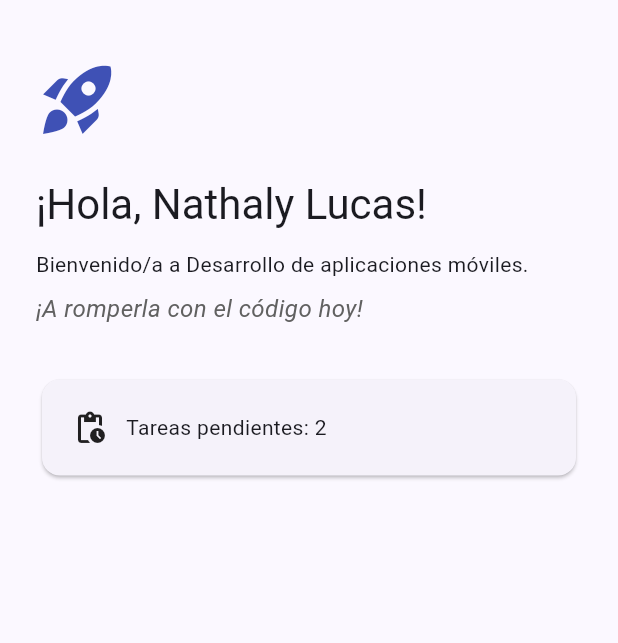
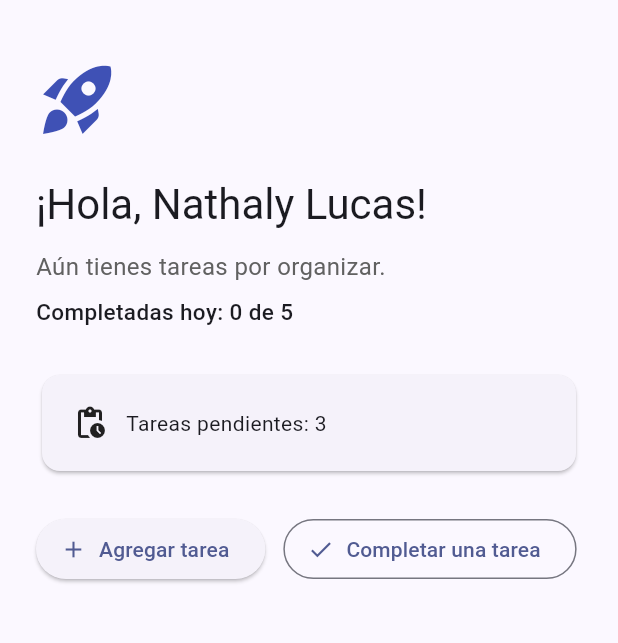
Before and after one commit to NathalyLucas11/taskflow, a Flutter app: the screen it shows after launch, on a phone screen of 412 x 824 dp, the part 63-706 px from its top. Run offline on Flutter 3.47's test engine with Material 3 defaults, Android fonts, the phone set to English and light mode, and no system bars.

Commit message:
feat: agregar estado de tareas

```diff
--- a/lib/main.dart
+++ b/lib/main.dart
@@ -21,28 +21,55 @@ class TaskFlowApp extends StatelessWidget {
   }
 }
 
-class WelcomeScreen extends StatelessWidget {
+class WelcomeScreen extends StatefulWidget {
   const WelcomeScreen({super.key});
 
   @override
+  State<WelcomeScreen> createState() => _WelcomeScreenState();
+}
+
+class _WelcomeScreenState extends State<WelcomeScreen> {
+  // Datos del estudiante y estado de las tareas
+  final String studentName = 'Nathaly Lucas';
+  int pendingTasks = 3;
+
+  // 1. Nuevas variables agregadas según la guía
+  static const dailyGoal = 5;
+  int completedTasks = 0;
+
+  void _completeTask() {
+    if (pendingTasks == 0) {
+      return;
+    }
+
+    // 2. setState actualizado con la lógica del objetivo diario
+    setState(() {
+      pendingTasks--;
+      if (completedTasks < dailyGoal) {
+        completedTasks++;
+      }
+    });
+  }
+
+  void _addTask() {
+    setState(() {
+      pendingTasks++;
+    });
+  }
+
+  @override
   Widget build(BuildContext context) {
-    // Cambia estos valores según tus datos
-    const studentName = 'Nathaly Lucas';
-    const pendingTasks = 2;
-    const courseName = 'Desarrollo de aplicaciones móviles';
-    const motivationalMessage = '¡A romperla con el código hoy!'; // Reto autónomo
+    final statusMessage = pendingTasks == 0
+        ? '¡Excelente! No tienes tareas pendientes.'
+        : 'Aún tienes tareas por organizar.';
 
     return Scaffold(
-      appBar: AppBar(
-        title: const Text('TaskFlow'),
-        centerTitle: true,
-      ),
+      appBar: AppBar(title: const Text('TaskFlow'), centerTitle: true),
       body: Padding(
         padding: const EdgeInsets.all(24),
         child: Column(
           crossAxisAlignment: CrossAxisAlignment.start,
           children: [
-            // Icono cambiado por uno representativo (ej. rocket_launch)
             const Icon(Icons.rocket_launch, size: 56, color: Colors.indigo),
             const SizedBox(height: 24),
             Text(
@@ -50,14 +77,17 @@ class WelcomeScreen extends StatelessWidget {
               style: Theme.of(context).textTheme.headlineMedium,
             ),
             const SizedBox(height: 12),
-            Text('Bienvenido/a a $courseName.'),
+            Text(
+              statusMessage,
+              style: TextStyle(fontSize: 16, color: Colors.grey[700]),
+            ),
             const SizedBox(height: 8),
-            // Mensaje motivacional añadido (Reto autónomo)
+            // 3. Nuevo texto para mostrar las tareas completadas vs la meta
             Text(
-              motivationalMessage,
-              style: TextStyle(fontSize: 16, color: Colors.grey[700], fontStyle: FontStyle.italic),
+              'Completadas hoy: $completedTasks de $dailyGoal',
+              style: const TextStyle(fontSize: 15, fontWeight: FontWeight.w500),
             ),
-            const SizedBox(height: 32),
+            const SizedBox(height: 28),
             Card(
               child: Padding(
                 padding: const EdgeInsets.all(20),
@@ -70,6 +100,23 @@ class WelcomeScreen extends StatelessWidget {
                 ),
               ),
             ),
+            const SizedBox(height: 24),
+            Wrap(
+              spacing: 12,
+              runSpacing: 12,
+              children: [
+                ElevatedButton.icon(
+                  onPressed: _addTask,
+                  icon: const Icon(Icons.add),
+                  label: const Text('Agregar tarea'),
+                ),
+                OutlinedButton.icon(
+                  onPressed: pendingTasks == 0 ? null : _completeTask,
+                  icon: const Icon(Icons.done),
+                  label: const Text('Completar una tarea'),
+                ),
+              ],
+            ),
           ],
         ),
       ),
```
